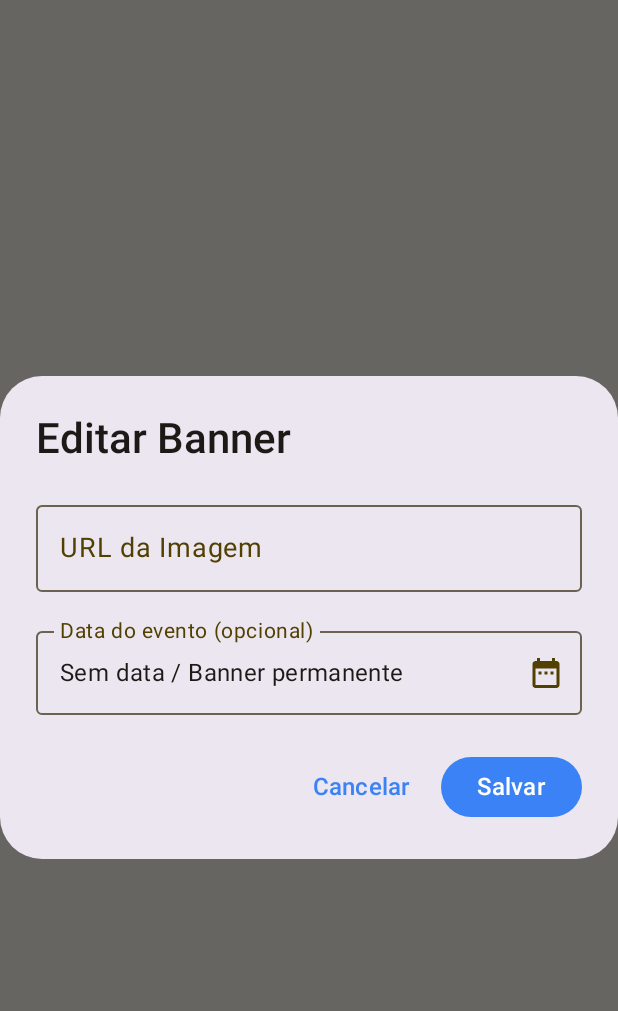
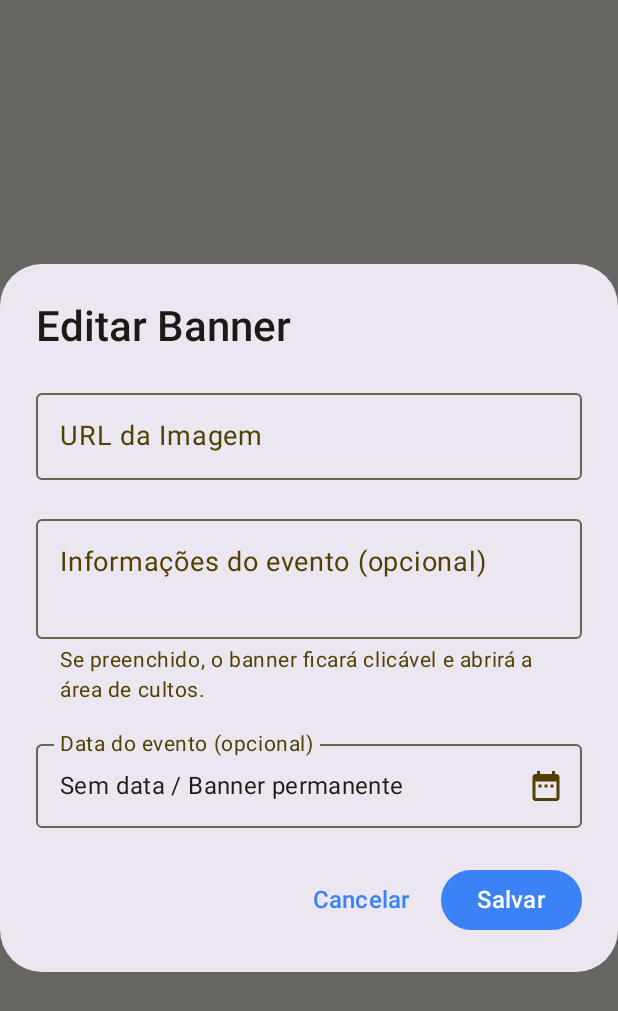
Before and after one commit to bichocutela/Mic-RHEMA-Ia-Studio-Google, an Android app built with Jetpack Compose: the composable BannerEditDialog shown on its own in the app's theme, after a tap on "Salvar", on a phone screen of 412 x 824 dp. Shown: the top 1011 px of the screen. Run offline under Robolectric (Android 15) with nearby library versions, the light colour scheme and no system bars; our stand-ins replace Firebase (no records; nobody signed in at launch, a user with empty details on screens opened directly); pictures from the network do not load; 8 statements that could not run were skipped.

Commit message:
Tornar clique do banner condicional ao evento

```diff
--- a/app/src/main/java/com/aistudio/micrhema/AdminMoreSections.kt
+++ b/app/src/main/java/com/aistudio/micrhema/AdminMoreSections.kt
@@ -523,6 +523,11 @@ fun EditBannersSection() {
                             } else {
                                 Text("🔴 Expirado - Evento: $formattedDate", style = MaterialTheme.typography.bodySmall, color = MaterialTheme.colorScheme.error)
                             }
+                            Text(
+                                text = if (banner.eventInfo.isNotBlank()) "Clique ativo: evento configurado" else "Sem clique: nenhum evento informado",
+                                style = MaterialTheme.typography.labelSmall,
+                                color = if (banner.eventInfo.isNotBlank()) MaterialTheme.colorScheme.primary else MaterialTheme.colorScheme.onSurfaceVariant
+                            )
                         }
                         IconButton(onClick = {
                             removeCarouselItem(banner)
@@ -581,6 +586,7 @@ fun EditBannersSection() {
 @Composable
 fun BannerEditDialog(banner: CarouselItem, onDismiss: () -> Unit, onSave: (CarouselItem) -> Unit) {
     var imageUrl by remember { mutableStateOf(banner.imageUrl ?: "") }
+    var eventInfo by remember { mutableStateOf(banner.eventInfo) }
     var eventDate by remember { mutableStateOf(banner.eventDate) }
 
     var showDatePicker by remember { mutableStateOf(false) }
@@ -602,6 +608,17 @@ fun BannerEditDialog(banner: CarouselItem, onDismiss: () -> Unit, onSave: (Carou
                     onValueChange = { imageUrl = it },
                     label = { Text("URL da Imagem") },
                     modifier = Modifier.fillMaxWidth()
+                )
+
+                OutlinedTextField(
+                    value = eventInfo,
+                    onValueChange = { eventInfo = it },
+                    label = { Text("Informações do evento (opcional)") },
+                    placeholder = { Text("Ex.: Culto especial no domingo, às 18h, no templo") },
+                    supportingText = { Text("Se preenchido, o banner ficará clicável e abrirá a área de cultos.") },
+                    modifier = Modifier.fillMaxWidth(),
+                    minLines = 2,
+                    maxLines = 4
                 )
 
                 val formattedDate = if (eventDate.isNotEmpty()) {
@@ -634,7 +651,13 @@ fun BannerEditDialog(banner: CarouselItem, onDismiss: () -> Unit, onSave: (Carou
         confirmButton = {
             Button(onClick = {
                 val finalUrl = convertGoogleDriveUrl(imageUrl)
-                onSave(banner.copy(imageUrl = finalUrl, eventDate = eventDate))
+                onSave(
+                    banner.copy(
+                        imageUrl = finalUrl,
+                        eventDate = eventDate,
+                        eventInfo = eventInfo.trim()
+                    )
+                )
             }) {
                 Text("Salvar")
             }
--- a/app/src/main/java/com/aistudio/micrhema/Data.kt
+++ b/app/src/main/java/com/aistudio/micrhema/Data.kt
@@ -136,7 +136,8 @@ data class CarouselItem(
     var date: String = "",
     var tag: String = "", // "EVENTO" ou "NOTÍCIA"
     var imageUrl: String? = null,
-    var eventDate: String = "" // Formato: yyyy-MM-dd
+    var eventDate: String = "", // Formato: yyyy-MM-dd
+    var eventInfo: String = "" // Informação explícita que libera o clique do evento
 )
 
 // Global mutable states
```
Also changed, not shown: app/src/main/java/com/aistudio/micrhema/HomeScreen.kt (+10 -10 lines).
